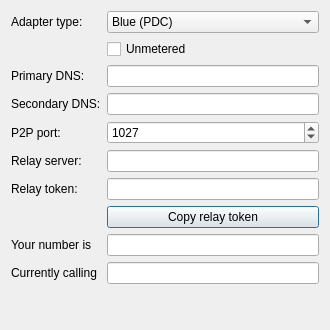
The window that src/platform/qt/MobileAdapterView.ui (zenaror/mgba) describes before a commit, drawn with Qt 5.
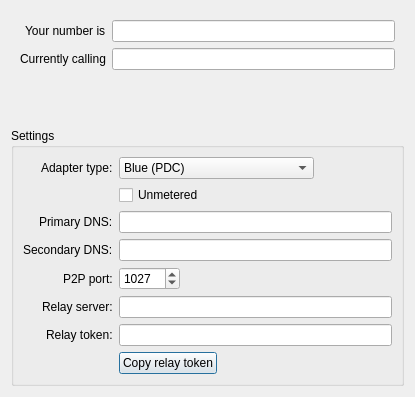
The same window after the commit.

Commit message: Qt: Make a QGroupBox for the settings in MobileAdapterView

What changed in the file:
```diff
--- a/src/platform/qt/MobileAdapterView.ui
+++ b/src/platform/qt/MobileAdapterView.ui
@@ -6,21 +6,74 @@
    <rect>
     <x>0</x>
     <y>0</y>
-    <width>330</width>
-    <height>330</height>
+    <width>415</width>
+    <height>397</height>
    </rect>
   </property>
   <property name="windowTitle">
    <string>Mobile Game Boy Adapter</string>
   </property>
-  <layout class="QVBoxLayout" name="verticalLayout" stretch="0">
+  <layout class="QVBoxLayout" name="verticalLayout">
    <item>
+    <widget class="QWidget" name="widget" native="true">
     <layout class="QFormLayout" name="formLayout_2">
+      <property name="fieldGrowthPolicy">
+       <enum>QFormLayout::ExpandingFieldsGrow</enum>
+      </property>
+      <property name="labelAlignment">
+       <set>Qt::AlignRight|Qt::AlignTrailing|Qt::AlignVCenter</set>
+      </property>
+      <item row="0" column="0">
+       <widget class="QLabel" name="label_userNumber">
+        <property name="text">
+         <string>Your number is</string>
+        </property>
+       </widget>
+      </item>
+      <item row="0" column="1">
+       <widget class="QLineEdit" name="userNumber">
+        <property name="readOnly">
+         <bool>true</bool>
+        </property>
+       </widget>
+      </item>
+      <item row="1" column="0">
+       <widget class="QLabel" name="label_peerNumber">
+        <property name="text">
+         <string>Currently calling</string>
+        </property>
+       </widget>
+      </item>
+      <item row="1" column="1">
+       <widget class="QLineEdit" name="peerNumber">
+        <property name="readOnly">
+         <bool>true</bool>
+        </property>
+       </widget>
+      </item>
+     </layout>
+    </widget>
+   </item>
+   <item>
+    <widget class="QGroupBox" name="settings">
+     <property name="title">
+      <string>Settings</string>
+     </property>
+     <layout class="QFormLayout" name="formLayout">
+      <property name="fieldGrowthPolicy">
+       <enum>QFormLayout::ExpandingFieldsGrow</enum>
+      </property>
+      <property name="labelAlignment">
+       <set>Qt::AlignRight|Qt::AlignTrailing|Qt::AlignVCenter</set>
+      </property>
      <item row="0" column="0">
       <widget class="QLabel" name="label_setType">
        <property name="text">
         <string>Adapter type:</string>
        </property>
+        <property name="alignment">
+         <set>Qt::AlignLeading|Qt::AlignLeft|Qt::AlignVCenter</set>
+        </property>
       </widget>
      </item>
      <item row="0" column="1">
@@ -145,35 +198,8 @@
        </property>
       </widget>
      </item>
-     <item row="8" column="0">
-      <widget class="QLabel" name="label_userNumber">
-       <property name="text">
-        <string>Your number is</string>
-       </property>
-      </widget>
-     </item>
-     <item row="9" column="0">
-      <widget class="QLabel" name="label_peerNumber">
-       <property name="text">
-        <string>Currently calling</string>
-       </property>
-      </widget>
-     </item>
-     <item row="8" column="1">
-      <widget class="QLineEdit" name="userNumber">
-       <property name="readOnly">
-        <bool>true</bool>
-       </property>
-      </widget>
-     </item>
-     <item row="9" column="1">
-      <widget class="QLineEdit" name="peerNumber">
-       <property name="readOnly">
-        <bool>true</bool>
-       </property>
-      </widget>
-     </item>
-    </layout>
+     </layout>
+    </widget>
    </item>
   </layout>
  </widget>
```
Lines whose indentation alone changed are shown as unchanged.
